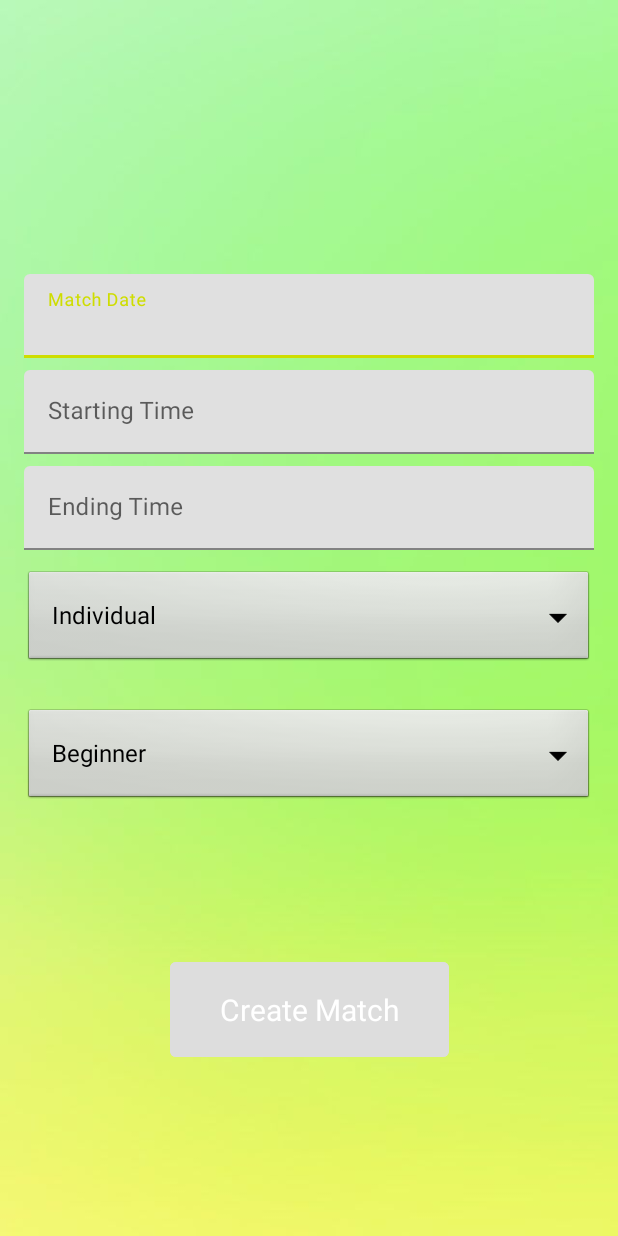
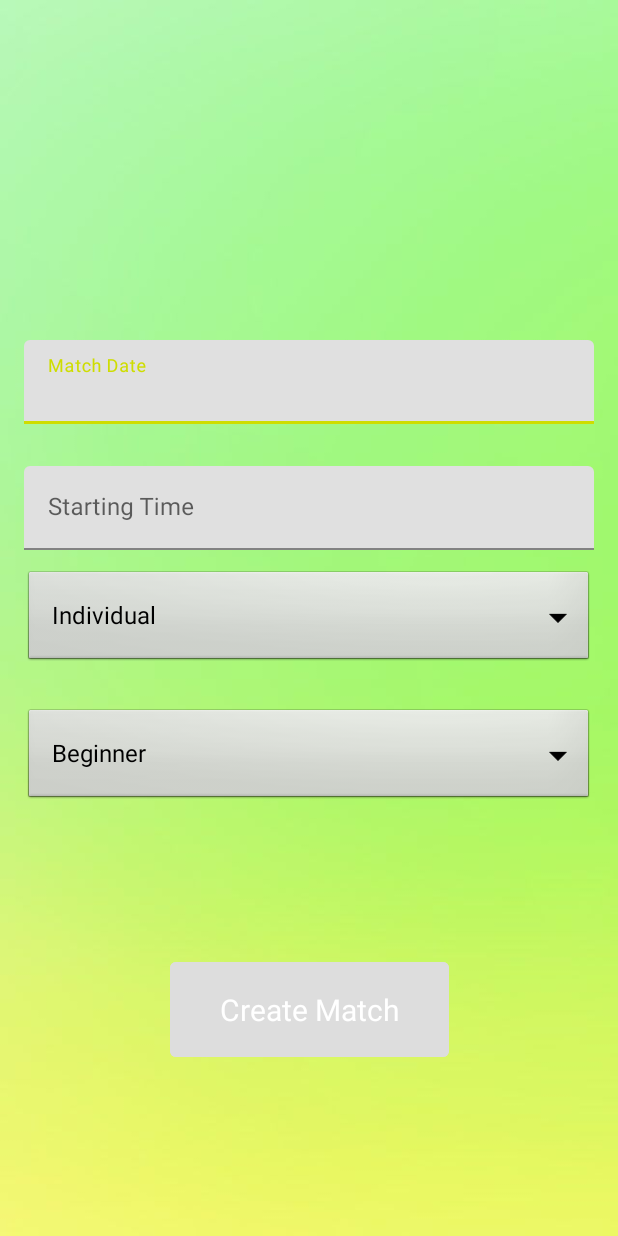
Before and after one commit to HylianPablo/TeddyAPP, an Android app: the fragment CreateMatchFragment shown on its own in the app's theme, on a phone screen of 412 x 824 dp. Run offline under Robolectric (Android 15) with nearby library versions, the light colour scheme and no system bars; Roboto replaces fonts that are not available here.

Commit message:
Quitado endHour createMatch

```diff
--- a/TeddyV2/app/src/main/java/com/example/teddyv2/ui/aftermatch/ValoracionActivity.java
+++ b/TeddyV2/app/src/main/java/com/example/teddyv2/ui/aftermatch/ValoracionActivity.java
@@ -59,12 +59,12 @@ public class ValoracionActivity extends AppCompatActivity {
      * @throws AssertionError si Bundle es null
      */
     private void initAttributes(){
-        User usuarioValorado;
+        String usuarioValorado;
         LoggedInUser usuarioValorador;
         Bundle bundle = this.getIntent().getExtras();
         assert bundle != null;
 
-        usuarioValorado = (User) bundle.get(BUNDLE_KEY);
+        usuarioValorado = (String) bundle.get("USERNAME");
         usuarioValorador = LoginRepository.getInstance().getLoggedInUser();
         valoracion = new Valoracion(usuarioValorado, usuarioValorador);
     }
--- a/TeddyV2/app/src/main/res/layout/fragment_create_match.xml
+++ b/TeddyV2/app/src/main/res/layout/fragment_create_match.xml
@@ -29,6 +29,7 @@
             android:layout_width="match_parent"
             android:layout_height="wrap_content"
             android:ems="10"
+            android:layout_marginBottom="20dp"
             app:layout_constraintBottom_toBottomOf="parent"
             app:layout_constraintTop_toTopOf="parent"
             app:layout_constraintVertical_bias="0.89"
@@ -43,9 +44,8 @@
         android:layout_width="match_parent"
         android:layout_height="wrap_content"
         android:hint="@string/match_start_time"
-        android:layout_marginBottom="@dimen/input_main_margin"
         app:errorTextAppearance="@style/TeddyErrorText"
-        app:layout_constraintBottom_toTopOf="@+id/finishHourCreate_layout"
+        app:layout_constraintBottom_toBottomOf="@+id/finishHourCreate_layout"
         app:layout_constraintEnd_toEndOf="parent"
         app:layout_constraintStart_toStartOf="parent">
 
@@ -54,12 +54,12 @@
             android:layout_width="match_parent"
             android:layout_height="wrap_content"
             android:ems="10"
+            android:importantForAutofill="no"
+            android:inputType="time"
             app:layout_constraintBottom_toBottomOf="parent"
             app:layout_constraintTop_toTopOf="parent"
             app:layout_constraintVertical_bias="0.921"
-            tools:layout_editor_absoluteX="0dp"
-            android:importantForAutofill="no"
-            android:inputType="time"/>
+            tools:layout_editor_absoluteX="0dp" />
 
     </com.google.android.material.textfield.TextInputLayout>
 
@@ -73,17 +73,6 @@
     app:layout_constraintBottom_toTopOf="@+id/matchTypeCreate"
     app:layout_constraintEnd_toEndOf="parent"
     app:layout_constraintStart_toStartOf="parent">
-
-    <com.google.android.material.textfield.TextInputEditText
-        android:id="@+id/finishHourCreate"
-        android:layout_width="match_parent"
-        android:layout_height="wrap_content"
-        android:ems="10"
-        app:layout_constraintBottom_toBottomOf="parent"
-        app:layout_constraintTop_toTopOf="parent"
-        tools:layout_editor_absoluteX="0dp"
-        android:importantForAutofill="no"
-        android:inputType="time"/>
 
 </com.google.android.material.textfield.TextInputLayout>
 
```
Also changed, not shown: TeddyV2/app/src/main/java/com/example/teddyv2/domain/user/Valoracion.java (+4 -4 lines), TeddyV2/app/src/main/java/com/example/teddyv2/ui/main/CreateMatchFragment.java (+6 -22 lines), TeddyV2/app/src/main/java/com/example/teddyv2/ui/main/SettingsActivity.java (+5 -3 lines).
